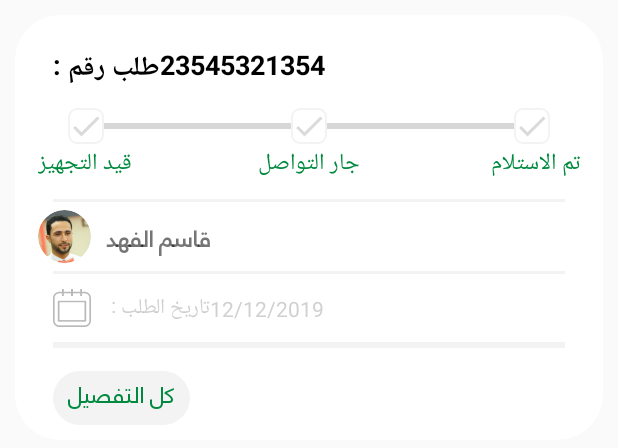
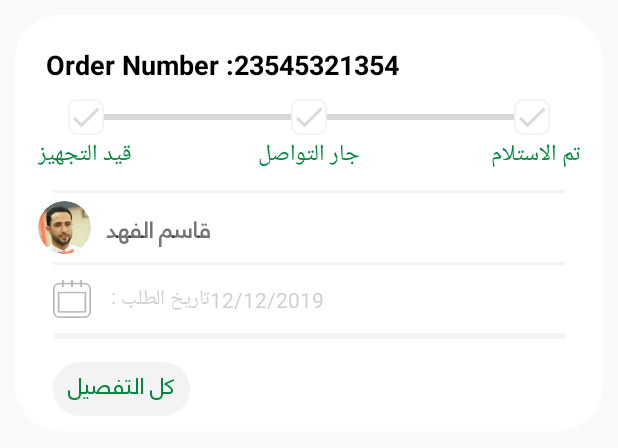
Before and after one commit to Karim-ali14/DeitHub-Vendor, an Android app: the layout model_order.xml on its own in the app's theme, with its tools: preview values and no code run, on a phone screen of 412 x 824 dp. Shown: the top 448 px of the screen. Run offline under Robolectric (Android 15) with nearby library versions, the phone set to English and light mode, and no system bars.

Commit message:
make desgin and adapter for assgin delivery for order

```diff
--- /dev/null
+++ b/app/src/main/res/drawable/style_active_assign_delivery.xml
@@ -0,0 +1,6 @@
+<?xml version="1.0" encoding="utf-8"?>
+<shape android:shape="rectangle"
+    xmlns:android="http://schemas.android.com/apk/res/android">
+    <solid android:color="@color/colorPrimary"/>
+    <corners android:radius="@dimen/_12sdp"/>
+</shape>
--- a/app/src/main/res/layout/model_order.xml
+++ b/app/src/main/res/layout/model_order.xml
@@ -9,22 +9,42 @@
     android:layout_marginTop="10dp"
     app:cardCornerRadius="30dp"
     app:cardElevation="0dp">
+    <androidx.constraintlayout.widget.ConstraintLayout
+        android:layout_width="match_parent"
+        android:layout_height="wrap_content"
+        >
+
+        <ImageView
+            android:layout_width="50dp"
+            android:layout_height="@dimen/_30sdp"
+            android:src="@drawable/menu_grean"
+            app:layout_constraintEnd_toEndOf="parent"
+            app:layout_constraintTop_toTopOf="parent"
+            android:layout_marginTop="@dimen/_12sdp"
+            android:id="@+id/menu"
+            android:visibility="gone"/>
+
         <LinearLayout
             android:layout_width="match_parent"
             android:layout_height="wrap_content"
+            android:orientation="vertical"
+            android:paddingLeft="15dp"
             android:paddingTop="15dp"
-        android:paddingLeft="15dp"
             android:paddingRight="15dp"
-        android:orientation="vertical">
+            app:layout_constraintBottom_toBottomOf="parent"
+            app:layout_constraintEnd_toEndOf="parent"
+            app:layout_constraintStart_toStartOf="parent"
+            app:layout_constraintTop_toTopOf="parent">
 
             <LinearLayout
                 android:layout_width="wrap_content"
                 android:layout_height="wrap_content"
                 android:padding="5dp">
+
                 <TextView
                     android:layout_width="wrap_content"
                     android:layout_height="wrap_content"
-                android:text="طلب رقم : "
+                    android:text="@string/order_number"
                     android:textColor="#000"
                     android:textSize="18dp"
                     android:textStyle="bold"
@@ -40,30 +60,29 @@
                     android:textSize="18dp"
                     android:textStyle="bold"
                     app:layout_constraintStart_toStartOf="parent"
-                app:layout_constraintTop_toTopOf="parent"
-                />
+                    app:layout_constraintTop_toTopOf="parent" />
             </LinearLayout>
 
             <androidx.constraintlayout.widget.ConstraintLayout
                 android:id="@+id/constraintLayout8"
                 android:layout_width="match_parent"
                 android:layout_height="wrap_content"
-            app:layout_constraintTop_toBottomOf="@+id/textView14"
-            android:layout_marginTop="5dp">
+                android:layout_marginTop="5dp"
+                app:layout_constraintTop_toBottomOf="@+id/textView14">
 
 
                 <ImageView
                     android:id="@+id/iconP"
                     android:layout_width="wrap_content"
                     android:layout_height="wrap_content"
+                    android:layout_marginLeft="20dp"
+                    android:layout_marginRight="20dp"
+                    android:background="@drawable/style_normal"
                     android:src="@drawable/ic_check_black_normal"
                     app:layout_constraintBottom_toTopOf="@+id/textView19"
                     app:layout_constraintStart_toStartOf="parent"
-                app:layout_constraintTop_toTopOf="parent"
-                android:layout_marginRight="20dp"
-                android:background="@drawable/style_normal"
-                android:layout_marginLeft="20dp"
-                />
+                    app:layout_constraintTop_toTopOf="parent" />
+
                 <TextView
                     android:id="@+id/textView19"
                     android:layout_width="wrap_content"
@@ -89,13 +108,12 @@
                     android:id="@+id/iconPreparing"
                     android:layout_width="wrap_content"
                     android:layout_height="wrap_content"
+                    android:background="@drawable/style_normal"
                     android:src="@drawable/ic_check_black_normal"
                     app:layout_constraintBottom_toTopOf="@+id/textView15"
                     app:layout_constraintEnd_toEndOf="parent"
                     app:layout_constraintStart_toStartOf="parent"
-                app:layout_constraintTop_toTopOf="parent"
-                android:background="@drawable/style_normal"
-                />
+                    app:layout_constraintTop_toTopOf="parent" />
 
                 <TextView
                     android:id="@+id/textView15"
@@ -109,92 +127,90 @@
                     app:layout_constraintStart_toStartOf="parent" />
 
                 <ProgressBar
+                    android:id="@+id/progressBar2"
                     style="@style/Widget.AppCompat.ProgressBar.Horizontal"
                     android:layout_width="0dp"
                     android:layout_height="wrap_content"
                     app:layout_constraintBottom_toTopOf="@+id/textView15"
                     app:layout_constraintEnd_toStartOf="@+id/finishIcon"
                     app:layout_constraintStart_toEndOf="@+id/iconPreparing"
-                app:layout_constraintTop_toTopOf="parent"
-                android:id="@+id/progressBar2"/>
+                    app:layout_constraintTop_toTopOf="parent" />
 
                 <ImageView
                     android:id="@+id/finishIcon"
                     android:layout_width="wrap_content"
                     android:layout_height="wrap_content"
+                    android:layout_marginLeft="20dp"
+                    android:layout_marginRight="20dp"
+                    android:background="@drawable/style_normal"
                     android:src="@drawable/ic_check_black_normal"
                     app:layout_constraintBottom_toTopOf="@+id/finishText"
                     app:layout_constraintEnd_toEndOf="parent"
-                app:layout_constraintTop_toTopOf="parent"
-                android:layout_marginRight="20dp"
-                android:layout_marginLeft="20dp"
-                android:background="@drawable/style_normal"
-                />
+                    app:layout_constraintTop_toTopOf="parent" />
 
 
                 <TextView
+                    android:id="@+id/finishText"
                     android:layout_width="wrap_content"
                     android:layout_height="wrap_content"
                     android:text="تم الاستلام"
                     android:textColor="@color/colorPrimary"
                     android:textSize="15dp"
-                app:layout_constraintEnd_toEndOf="parent"
                     app:layout_constraintBottom_toBottomOf="parent"
-                android:id="@+id/finishText"
-                />
+                    app:layout_constraintEnd_toEndOf="parent" />
             </androidx.constraintlayout.widget.ConstraintLayout>
 
             <View
                 android:id="@+id/Line"
                 android:layout_width="match_parent"
                 android:layout_height="2dp"
+                android:layout_marginLeft="10dp"
+                android:layout_marginTop="10dp"
+                android:layout_marginRight="10dp"
                 android:background="@color/background"
-            app:layout_constraintTop_toBottomOf="@+id/constraintLayout8"
-            android:layout_marginTop="10dp"
-            android:layout_marginLeft="10dp"
-            android:layout_marginRight="10dp"/>
+                app:layout_constraintTop_toBottomOf="@+id/constraintLayout8" />
 
             <androidx.constraintlayout.widget.ConstraintLayout
                 android:layout_width="match_parent"
                 android:layout_height="wrap_content"
-            app:layout_constraintTop_toBottomOf="@+id/Line"
                 android:layout_marginTop="@dimen/_5sdp"
                 android:layout_marginBottom="@dimen/_5sdp"
-            >
+                app:layout_constraintTop_toBottomOf="@+id/Line">
 
 
                 <de.hdodenhof.circleimageview.CircleImageView
                     android:id="@+id/imageView11"
                     android:layout_width="wrap_content"
                     android:layout_height="wrap_content"
+                    android:src="@drawable/client"
                     app:layout_constraintBottom_toBottomOf="parent"
                     app:layout_constraintStart_toStartOf="parent"
-                app:layout_constraintTop_toTopOf="parent"
-                android:src="@drawable/client"/>
+                    app:layout_constraintTop_toTopOf="parent" />
 
                 <TextView
                     android:id="@+id/textView17"
                     android:layout_width="wrap_content"
                     android:layout_height="wrap_content"
+                    android:layout_marginLeft="@dimen/_10sdp"
+                    android:layout_marginRight="@dimen/_10sdp"
+                    android:fontFamily="@font/helveticaneuelt_arabic"
+                    android:includeFontPadding="false"
                     android:text="قاسم الفهد"
                     android:textSize="@dimen/_15sdp"
                     android:textStyle="bold"
                     app:layout_constraintBottom_toBottomOf="parent"
                     app:layout_constraintStart_toEndOf="@+id/imageView11"
-                app:layout_constraintTop_toTopOf="parent"
-                android:fontFamily="@font/helveticaneuelt_arabic"
-                android:layout_marginLeft="@dimen/_10sdp"
-                android:layout_marginRight="@dimen/_10sdp"
-                android:includeFontPadding="false"/>
+                    app:layout_constraintTop_toTopOf="parent" />
             </androidx.constraintlayout.widget.ConstraintLayout>
+
             <View
                 android:id="@+id/line2"
                 android:layout_width="match_parent"
                 android:layout_height="2dp"
+                android:layout_marginLeft="10dp"
+                android:layout_marginRight="10dp"
                 android:background="@color/background"
-            app:layout_constraintTop_toBottomOf="@+id/constraintLayout8"
-            android:layout_marginLeft="10dp"
-            android:layout_marginRight="10dp"/>
+                app:layout_constraintTop_toBottomOf="@+id/constraintLayout8" />
 
             <androidx.constraintlayout.widget.ConstraintLayout
                 android:layout_width="match_parent"
@@ -214,80 +230,82 @@
                     android:id="@+id/textView18"
                     android:layout_width="wrap_content"
                     android:layout_height="wrap_content"
+                    android:layout_marginLeft="10dp"
+                    android:layout_marginRight="10dp"
                     android:text="تاريخ الطلب : "
+                    android:textColor="@color/colorLine"
                     app:layout_constraintBottom_toBottomOf="parent"
                     app:layout_constraintStart_toEndOf="@+id/imageView12"
-                app:layout_constraintTop_toTopOf="parent"
-                android:layout_marginLeft="10dp"
-                android:layout_marginRight="10dp"
-                android:textColor="@color/colorLine"/>
+                    app:layout_constraintTop_toTopOf="parent" />
 
                 <TextView
                     android:layout_width="wrap_content"
                     android:layout_height="wrap_content"
                     android:text="12/12/2019"
+                    android:textColor="@color/colorLine"
                     app:layout_constraintBottom_toBottomOf="parent"
                     app:layout_constraintStart_toEndOf="@+id/textView18"
-                app:layout_constraintTop_toTopOf="parent"
-                android:textColor="@color/colorLine"/>
+                    app:layout_constraintTop_toTopOf="parent" />
             </androidx.constraintlayout.widget.ConstraintLayout>
+
             <View
                 android:id="@+id/line4"
                 android:layout_width="match_parent"
                 android:layout_height="2dp"
+                android:layout_marginLeft="10dp"
+                android:layout_marginRight="10dp"
                 android:background="@color/background"
-            app:layout_constraintTop_toBottomOf="@+id/constraintLayout8"
-            android:layout_marginLeft="10dp"
-            android:layout_marginRight="10dp"/>
+                app:layout_constraintTop_toBottomOf="@+id/constraintLayout8" />
+
             <androidx.constraintlayout.widget.ConstraintLayout
+                android:id="@+id/delegateLayout"
                 android:layout_width="match_parent"
                 android:layout_height="wrap_content"
-            app:layout_constraintTop_toBottomOf="@+id/Line"
                 android:layout_marginTop="@dimen/_5sdp"
                 android:layout_marginBottom="@dimen/_5sdp"
-            android:id="@+id/delegateLayout"
                 android:visibility="gone"
-            >
+                app:layout_constraintTop_toBottomOf="@+id/Line">
 
 
                 <de.hdodenhof.circleimageview.CircleImageView
                     android:id="@+id/delegateIcon"
                     android:layout_width="wrap_content"
                     android:layout_height="wrap_content"
+                    android:src="@drawable/client"
                     app:layout_constraintBottom_toBottomOf="parent"
                     app:layout_constraintStart_toStartOf="parent"
-                app:layout_constraintTop_toTopOf="parent"
-                android:src="@drawable/client"/>
+                    app:layout_constraintTop_toTopOf="parent" />
 
                 <TextView
                     android:id="@+id/delegate"
                     android:layout_width="wrap_content"
                     android:layout_height="wrap_content"
+                    android:layout_marginLeft="@dimen/_10sdp"
+                    android:layout_marginRight="@dimen/_10sdp"
+                    android:fontFamily="@font/helveticaneuelt_arabic"
+                    android:includeFontPadding="false"
                     android:text="المندوب : أحمد ابراهيم"
                     android:textSize="@dimen/_15sdp"
                     android:textStyle="bold"
                     app:layout_constraintBottom_toBottomOf="parent"
                     app:layout_constraintStart_toEndOf="@+id/delegateIcon"
-                app:layout_constraintTop_toTopOf="parent"
-                android:fontFamily="@font/helveticaneuelt_arabic"
-                android:layout_marginLeft="@dimen/_10sdp"
-                android:layout_marginRight="@dimen/_10sdp"
-                android:includeFontPadding="false"/>
+                    app:layout_constraintTop_toTopOf="parent" />
             </androidx.constraintlayout.widget.ConstraintLayout>
 
             <View
                 android:id="@+id/line6"
                 android:layout_width="match_parent"
                 android:layout_height="2dp"
+                android:layout_marginLeft="10dp"
+                android:layout_marginRight="10dp"
                 android:background="@color/background"
-            app:layout_constraintTop_toBottomOf="@+id/constraintLayout8"
-            android:layout_marginLeft="10dp"
-            android:layout_marginRight="10dp"/>
+                app:layout_constraintTop_toBottomOf="@+id/constraintLayout8" />
+
             <androidx.constraintlayout.widget.ConstraintLayout
                 android:layout_width="match_parent"
                 android:layout_height="wrap_content"
+                android:paddingLeft="10dp"
                 android:paddingRight="10dp"
-            android:paddingLeft="10dp"
                 android:paddingBottom="10dp">
 
                 <TextView
@@ -298,12 +316,12 @@
                     android:text="وجبة فراخ مشوية , البيبسي كولا , كل الاضفات المطلوبة"
                     android:textColor="#000"
                     android:textSize="16dp"
+                    android:visibility="gone"
                     app:layout_constraintBottom_toBottomOf="parent"
                     app:layout_constraintEnd_toEndOf="parent"
                     app:layout_constraintStart_toStartOf="parent"
                     app:layout_constraintTop_toTopOf="parent"
-                app:layout_constraintVertical_bias=".1"
-                android:visibility="gone"/>
+                    app:layout_constraintVertical_bias=".1" />
 
                 <TextView
                     android:id="@+id/AllDetailsText"
@@ -311,6 +329,7 @@
                     android:layout_height="wrap_content"
                     android:layout_marginTop="10dp"
                     android:background="@drawable/style_details_button"
+                    android:fontFamily="@font/helveticaneuelt_arabic"
                     android:paddingLeft="10dp"
                     android:paddingRight="10dp"
                     android:paddingBottom="7dp"
@@ -319,30 +338,31 @@
                     android:textSize="15dp"
                     app:layout_constraintBottom_toBottomOf="parent"
                     app:layout_constraintStart_toStartOf="parent"
-                app:layout_constraintTop_toBottomOf="@+id/textView20"
-                android:fontFamily="@font/helveticaneuelt_arabic"/>
+                    app:layout_constraintTop_toBottomOf="@+id/textView20" />
 
                 <TextView
+                    android:id="@+id/RatingButton"
                     android:layout_width="wrap_content"
                     android:layout_height="wrap_content"
+                    android:layout_marginLeft="@dimen/_10sdp"
                     android:layout_marginTop="10dp"
+                    android:layout_marginRight="@dimen/_10sdp"
                     android:background="@drawable/style_order_button"
+                    android:fontFamily="@font/helveticaneuelt_arabic"
                     android:paddingLeft="@dimen/_15sdp"
                     android:paddingRight="@dimen/_15sdp"
                     android:paddingBottom="7dp"
                     android:textColor="@color/white"
                     android:textSize="15dp"
+                    android:visibility="gone"
                     app:layout_constraintStart_toEndOf="@+id/AllDetailsText"
-                app:layout_constraintTop_toBottomOf="@+id/textView20"
-                android:layout_marginRight="@dimen/_10sdp"
-                android:layout_marginLeft="@dimen/_10sdp"
-                android:id="@+id/RatingButton"
-                android:visibility="gone"
-                android:fontFamily="@font/helveticaneuelt_arabic"
-                />
+                    app:layout_constraintTop_toBottomOf="@+id/textView20" />
             </androidx.constraintlayout.widget.ConstraintLayout>
+
             <androidx.recyclerview.widget.RecyclerView
                 android:layout_width="match_parent"
-            android:layout_height="wrap_content"/>
+                android:layout_height="wrap_content" />
         </LinearLayout>
+
+    </androidx.constraintlayout.widget.ConstraintLayout>
 </androidx.cardview.widget.CardView>
--- a/app/src/main/res/values/strings.xml
+++ b/app/src/main/res/values/strings.xml
@@ -169,4 +169,5 @@
     <string name="upDate_Order_Status">Update Order Status</string>
     <string name="there_no_order">there is no orders yet</string>
     <string name="no_notifies">there are no notifications yet</string>
+    <string name="order_number">Order Number :</string>
 </resources>
```
Also changed, not shown: app/src/main/java/com/dopave/diethub_vendor/Adapter/AdapterForAssign.java (added, +80 -0 lines), app/src/main/java/com/dopave/diethub_vendor/Adapter/AdapterForOrder.java (+6 -1 lines), app/src/main/res/drawable/style_nomal_assign_delivery.xml (added, +7 -0 lines), app/src/main/res/layout/dialog_assign_delivery.xml (added, +78 -0 lines), app/src/main/res/layout/model_assign_delivery.xml (added, +50 -0 lines), app/src/main/res/drawable-hdpi/closegrey.png (added), app/src/main/res/drawable-ldpi/closegrey.png (added), app/src/main/res/drawable-mdpi/closegrey.png (added), app/src/main/res/drawable-xhdpi/closegrey.png (added), app/src/main/res/drawable-xxhdpi/closegrey.png (added), app/src/main/res/drawable-xxxhdpi/closegrey.png (added), app/src/main/res/drawable/menu_grean.png (added), 1 other file. Lines whose indentation alone changed are shown as unchanged.
